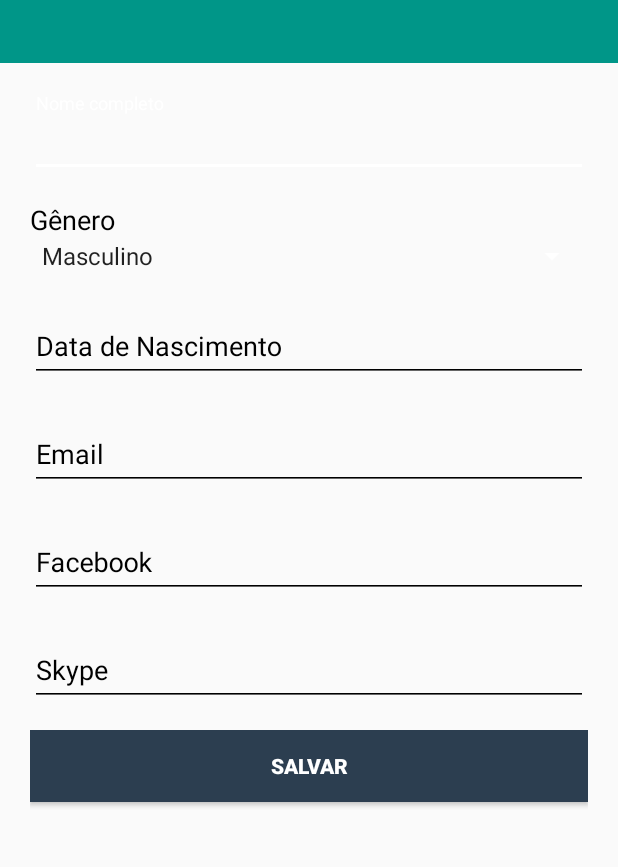
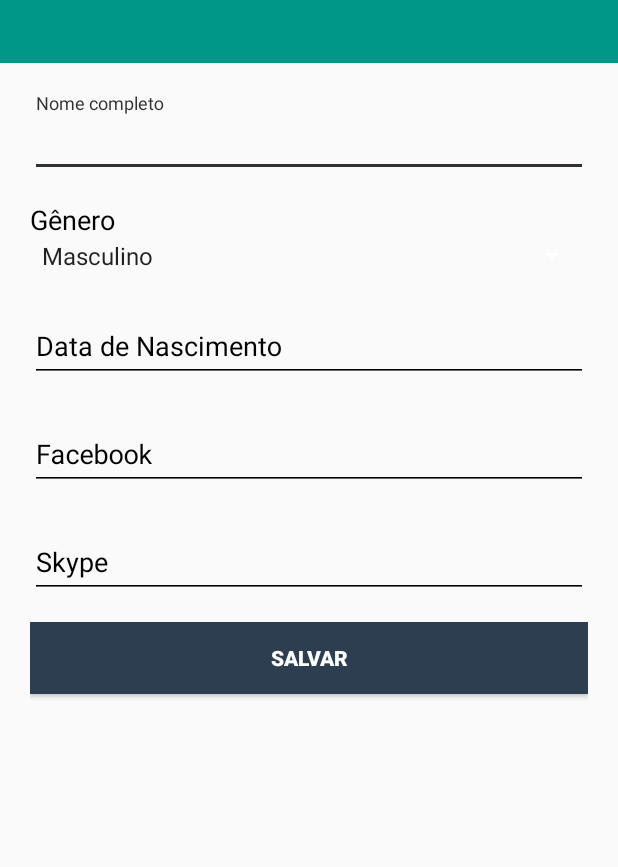
Before and after one commit to GabrielCR99/PCI, an Android app: the EditStudentActivity screen opened directly, with no data from a screen before it, on a phone screen of 412 x 824 dp, the part 237-1104 px from its top. Run offline under Robolectric (Android 15) with nearby library versions, the phone set to English and light mode, and no system bars; our stand-ins replace ButterKnife, CircleImageView; 5 statements that could not run were skipped.

Commit message:
Student Edit function

```diff
--- a/app/src/main/java/com/studio/pci/activities/EditStudentActivity.java
+++ b/app/src/main/java/com/studio/pci/activities/EditStudentActivity.java
@@ -1,16 +1,95 @@
 package com.studio.pci.activities;
 
+import android.content.Intent;
 import android.os.Bundle;
 import android.support.annotation.Nullable;
+import android.support.design.widget.TextInputLayout;
 import android.support.v7.app.AppCompatActivity;
+import android.widget.Button;
+import android.widget.EditText;
+import android.widget.Spinner;
+import android.widget.Toast;
 
 import com.studio.pci.R;
+import com.studio.pci.models.Student;
+import com.studio.pci.providers.StudentDAO;
+import com.studio.pci.utils.FormHelper;
+
+import java.util.ArrayList;
+
+import butterknife.BindView;
+import butterknife.ButterKnife;
+import butterknife.OnClick;
 
 public class EditStudentActivity extends AppCompatActivity {
+
+    @BindView(R.id.student_name_edit)
+    EditText nameEditText;
+
+    @BindView(R.id.nameInputLayout)
+    TextInputLayout nameTextInputLayout;
+
+    @BindView(R.id.student_birthDate_edit)
+    EditText birthDateEditText;
+
+    @BindView(R.id.spinner_student_edit)
+    Spinner genderSpinner;
+
+    @BindView(R.id.student_face_edit)
+    EditText faceEditText;
+
+    @BindView(R.id.student_skype_edit)
+    EditText skypeEditText;
+
+    @BindView(R.id.student_edit_button)
+    Button confirmButton;
+
+    private ArrayList<String> info;
 
     @Override
     protected void onCreate(@Nullable Bundle savedInstanceState) {
         super.onCreate(savedInstanceState);
         setContentView(R.layout.activity_edit_student);
+        ButterKnife.bind(this);
+
+        Intent intent = getIntent();
+        info = intent.getStringArrayListExtra("STUDENT_INFO");
+
+        nameEditText.setText(info.get(1));
+        if(info.get(2).equals(getString(R.string.male))) genderSpinner.setSelection(0);
+        else if(info.get(2).equals(getString(R.string.female))) genderSpinner.setSelection(1);
+        else genderSpinner.setSelection(2);
+        birthDateEditText.setText(info.get(3));
+        faceEditText.setText(info.get(6));
+        skypeEditText.setText(info.get(7));
+    }
+
+    private boolean validateForm(String name){
+        boolean validate = true;
+        nameTextInputLayout.setError(null);
+        if(FormHelper.isEmpty(name)){
+            nameTextInputLayout.setError(getString(R.string.error_name_empty));
+            validate = false;
+        }
+        return validate;
+    }
+
+    @OnClick(R.id.student_edit_button)
+    public void confirmButtonClick(){
+        String name = nameEditText.getText().toString();
+        if(validateForm(name)){
+            confirmEdit();
+        }
+    }
+
+    private void confirmEdit() {
+        StudentDAO studentDAO = new StudentDAO();
+        String name = nameEditText.getText().toString();
+        String gender = genderSpinner.getSelectedItem().toString();
+        String birthDate = birthDateEditText.getText().toString();
+        String facebook = faceEditText.getText().toString();
+        String skype = skypeEditText.getText().toString();
+        Student student = new Student(info.get(0),name,gender,birthDate,info.get(4),info.get(5),facebook,skype,true);
+        studentDAO.update(student.getId(),student);
     }
 }
--- a/app/src/main/java/com/studio/pci/activities/SplashActivity.java
+++ b/app/src/main/java/com/studio/pci/activities/SplashActivity.java
@@ -44,6 +44,7 @@ public class SplashActivity extends BaseActivity implements Runnable {
         } else {
             Intent intent = new Intent(SplashActivity.this, SignInActivity.class);
             startActivity(intent);
+            finish();
         }
     }
 
--- a/app/src/main/res/layout/activity_edit_student.xml
+++ b/app/src/main/res/layout/activity_edit_student.xml
@@ -62,7 +62,7 @@
                 android:textSize="18sp"/>
 
             <Spinner
-                android:id="@+id/spinner_sign_up"
+                android:id="@+id/spinner_student_edit"
                 android:layout_width="match_parent"
                 android:layout_height="wrap_content"
                 android:entries="@array/array_gender"
@@ -85,27 +85,6 @@
                     android:backgroundTint="@color/colorBlack"
                     android:hint="@string/birthDate"
                     android:inputType="date"
-                    android:textColor="@color/colorBlack"
-                    android:textColorHighlight="@color/colorBlack"
-                    android:shadowColor="@color/colorBlack"
-                    android:textColorLink="@color/colorBlack"/>
-
-            </android.support.design.widget.TextInputLayout>
-
-            <android.support.design.widget.TextInputLayout
-                android:id="@+id/emailInputLayout"
-                android:layout_width="match_parent"
-                android:layout_height="wrap_content"
-                android:layout_marginBottom="16dp"
-                android:textColorHint="@color/colorBlack">
-
-                <EditText
-                    android:id="@+id/student_email_edit"
-                    android:layout_width="match_parent"
-                    android:layout_height="wrap_content"
-                    android:backgroundTint="@color/colorBlack"
-                    android:hint="@string/email"
-                    android:inputType="textEmailAddress"
                     android:textColor="@color/colorBlack"
                     android:textColorHighlight="@color/colorBlack"
                     android:shadowColor="@color/colorBlack"
@@ -161,12 +140,12 @@
                 android:orientation="vertical">
 
                 <Button
-                    android:id="@+id/professor_edit"
+                    android:id="@+id/student_edit_button"
                     android:layout_width="match_parent"
                     android:layout_height="wrap_content"
                     android:background="#2C3E50"
                     android:text="@string/save"
-                    android:textColor="#FFFF"
+                    android:textColor="@color/colorWhite"
                     android:textStyle="bold"
                     android:layout_marginBottom="25sp"/>
 
--- a/app/src/main/res/values/colors.xml
+++ b/app/src/main/res/values/colors.xml
@@ -2,7 +2,7 @@
 <resources>
     <color name="colorPrimary">#008577</color>
     <color name="colorPrimaryDark">#00574B</color>
-    <color name="colorAccent">#FFFFFF</color>
+    <color name="colorAccent">#363131</color>
     <color name="colorWhite">#FFFFFF</color>
     <color name="colorBlack">#000000</color>
     <color name="colorButton">#2C3E50</color>
--- a/app/src/main/res/values/strings.xml
+++ b/app/src/main/res/values/strings.xml
@@ -49,5 +49,7 @@
         <item> Feminino</item>
         <item> Outro</item>
     </string-array>
-
+    <string name="male">Masculino</string>
+    <string name="female">Feminino</string>
+    <string name="other">Outro</string>
 </resources>
```
Also changed, not shown: app/src/main/java/com/studio/pci/activities/StudentActivity.java (+14 -6 lines), app/src/main/java/com/studio/pci/activities/ViewStudentsActivity.java (+5 -2 lines), app/src/main/java/com/studio/pci/models/Student.java (+15 -0 lines), app/src/main/java/com/studio/pci/providers/ProjectDAO.java (added, +9 -0 lines).
